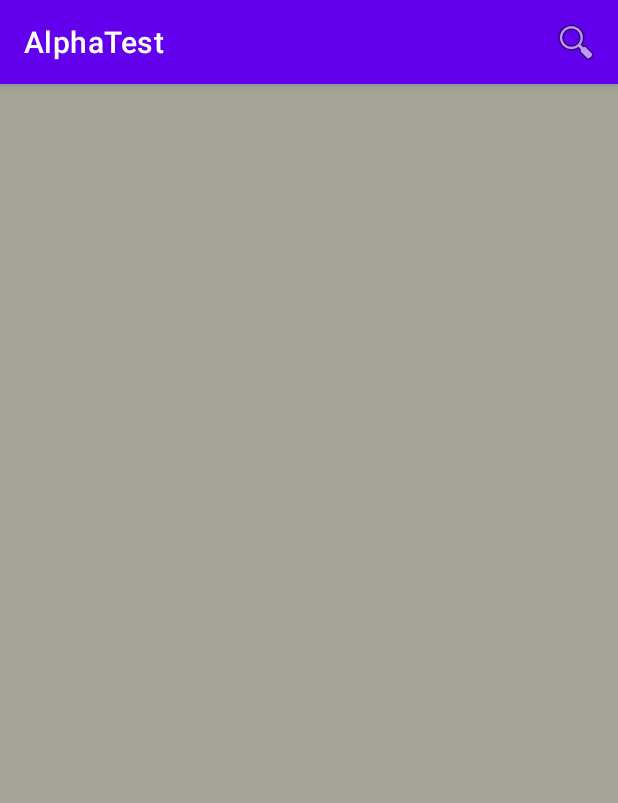
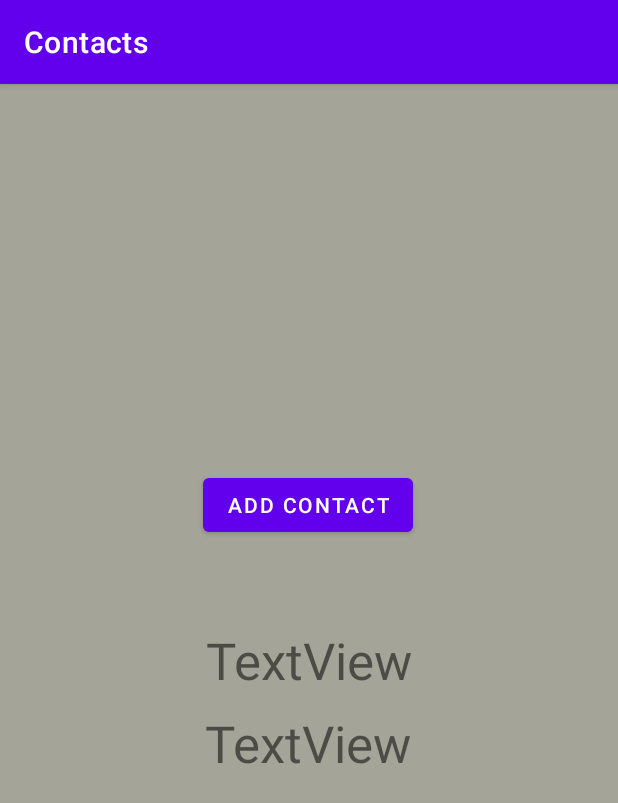
Before and after one commit to EugeniSB/AppTFG, an Android app: the MyContactsActivity screen opened directly, with no data from a screen before it, on a phone screen of 412 x 824 dp. Shown: the top 803 px of the screen. Run offline under Robolectric (Android 15) with nearby library versions, the phone set to English and light mode, and no system bars; our stand-ins replace Firebase (no records; nobody signed in at launch, a user with empty details on screens opened directly).

Commit message:
Adding contact list

```diff
--- a/app/src/main/AndroidManifest.xml
+++ b/app/src/main/AndroidManifest.xml
@@ -9,6 +9,9 @@
         android:roundIcon="@mipmap/ic_launcher_round"
         android:supportsRtl="true"
         android:theme="@style/Theme.AlphaTest">
+        <activity
+            android:name=".AddContactActivity"
+            android:exported="false" />
         <activity
             android:name=".MyContactsActivity"
             android:exported="false" />
--- a/app/src/main/java/com/eugenisb/alphatest/AuthActivity.kt
+++ b/app/src/main/java/com/eugenisb/alphatest/AuthActivity.kt
@@ -14,7 +14,7 @@ class AuthActivity : AppCompatActivity() {
         super.onCreate(savedInstanceState)
         setContentView(R.layout.activity_auth)
         title = "Log in"
-        val test = 1
+
         val loginButton = findViewById<Button>(R.id.loginButton)
 
         signup()
--- a/app/src/main/java/com/eugenisb/alphatest/MyContactsActivity.kt
+++ b/app/src/main/java/com/eugenisb/alphatest/MyContactsActivity.kt
@@ -1,19 +1,89 @@
 package com.eugenisb.alphatest
 
+import android.content.Intent
 import androidx.appcompat.app.AppCompatActivity
 import android.os.Bundle
-import android.view.Menu
-import android.widget.SearchView
+import android.util.Log
+import android.widget.Button
+import android.widget.TextView
+import com.google.firebase.firestore.FirebaseFirestore
 
 class MyContactsActivity : AppCompatActivity() {
 
-    var displayedList:MutableList<String> = ArrayList()
+    private val db = FirebaseFirestore.getInstance()
 
     override fun onCreate(savedInstanceState: Bundle?) {
         super.onCreate(savedInstanceState)
         setContentView(R.layout.activity_my_contacts)
+
+        title = "Contacts"
+
+        val bundle = intent.extras
+        val email = bundle?.getString("email")
+
+
+        /*
+        val usersMap = mutableMapOf<String,String>()
+
+
+        db.collection("users").whereNotEqualTo("username", null).get().addOnSuccessListener {
+            documents -> for (document in documents) {
+                usersMap.put(document.getString("username").toString(),document.id.toString())
+                Log.d("usersMapDocs","${document.getString("username")} : ${document.id.toString()}")
+            }
+        }.addOnFailureListener {
+            Log.w("usersMapDocs","Error getting documents")
+        }
+        */
+
+        ///////////////var usersMap = getUsers()
+
+
+        //Log.d("TestMap2", "Esto no va")
+
+        /////////////////Log.d("usersMapFinal", usersMap["Test2"].toString())
+
+        val addContactsButton = findViewById<Button>(R.id.addcontactsButton)
+        addContactsButton.setOnClickListener {
+            //val usernames = usersMap.keys.toTypedArray()
+
+            val addContactsIntent = Intent(this, AddContactActivity::class.java).apply {
+                putExtra("email", email)
+                /////////////putExtra("usernames", usersMap)
+            }
+            startActivity(addContactsIntent)
+            //findViewById<TextView>(R.id.testtextView).setText(usersMap["Test2"] as String)
+            //findViewById<TextView>(R.id.testtextView2).setText(usernames[1] as String)
+
+
+
+        }
     }
 
+    /*
+    private fun getUsers() : MutableMap<String,String>{
+
+        val usersMap = hashMapOf<String,String>()
+
+        db.collection("users").whereNotEqualTo("username", null).get().addOnSuccessListener {
+                documents -> for (document in documents) {
+            usersMap[document.getString("username").toString()] = document.id.toString()
+            Log.d("usersMapDocs","${document.getString("username")} : ${document.id.toString()}")
+        }
+
+        }.addOnFailureListener {
+            Log.w("usersMapDocs","Error getting documents")
+        }
+
+        return usersMap
+
+    }
+    */
+
+
+
+
+    /*
     override fun onCreateOptionsMenu(menu: Menu?): Boolean {
 
         menuInflater.inflate(R.menu.searchbar,menu)
@@ -35,5 +105,5 @@ class MyContactsActivity : AppCompatActivity() {
 
         return super.onCreateOptionsMenu(menu)
     }
-
+    */
 }
--- a/app/src/main/res/layout/activity_my_contacts.xml
+++ b/app/src/main/res/layout/activity_my_contacts.xml
@@ -5,4 +5,42 @@
     android:layout_width="match_parent"
     android:layout_height="match_parent"
     android:background="#A5A499"
-    tools:context=".MyContactsActivity"/>
+    tools:context=".MyContactsActivity">
+
+
+    <TextView
+        android:id="@+id/testtextView"
+        android:layout_width="wrap_content"
+        android:layout_height="wrap_content"
+        android:text="TextView"
+        android:textSize="34sp"
+        app:layout_constraintBottom_toBottomOf="parent"
+        app:layout_constraintEnd_toEndOf="parent"
+        app:layout_constraintStart_toStartOf="parent"
+        app:layout_constraintTop_toTopOf="parent" />
+
+    <TextView
+        android:id="@+id/testtextView2"
+        android:layout_width="wrap_content"
+        android:layout_height="wrap_content"
+        android:text="TextView"
+        android:textSize="34sp"
+        app:layout_constraintBottom_toBottomOf="parent"
+        app:layout_constraintEnd_toEndOf="parent"
+        app:layout_constraintHorizontal_bias="0.498"
+        app:layout_constraintStart_toStartOf="parent"
+        app:layout_constraintTop_toTopOf="parent"
+        app:layout_constraintVertical_bias="0.577" />
+
+    <Button
+        android:id="@+id/addcontactsButton"
+        android:layout_width="wrap_content"
+        android:layout_height="wrap_content"
+        android:text="Add contact"
+        app:layout_constraintBottom_toTopOf="@+id/testtextView"
+        app:layout_constraintEnd_toEndOf="parent"
+        app:layout_constraintHorizontal_bias="0.498"
+        app:layout_constraintStart_toStartOf="parent"
+        app:layout_constraintTop_toTopOf="parent"
+        app:layout_constraintVertical_bias="0.82" />
+</androidx.constraintlayout.widget.ConstraintLayout>
--- a/app/src/main/res/menu/searchbar.xml
+++ /dev/null
@@ -1,11 +0,0 @@
-<?xml version="1.0" encoding="utf-8"?>
-<menu xmlns:android="http://schemas.android.com/apk/res/android"
-    xmlns:app="http://schemas.android.com/apk/res-auto">
-    <item
-        android:title="Search"
-        android:id = "@+id/menu_search"
-        android:icon = "@android:drawable/ic_menu_search"
-        app:showAsAction = "always|collapseActionView"
-        app:actionViewClass = "androidx.appcompat.widget.SearchView"
-        />
-</menu>
```
Also changed, not shown: app/src/main/java/com/eugenisb/alphatest/AddContactActivity.kt (added, +84 -0 lines), app/src/main/res/layout/activity_add_contact.xml (added, +23 -0 lines), app/src/main/res/values/strings.xml (+9 -0 lines).
